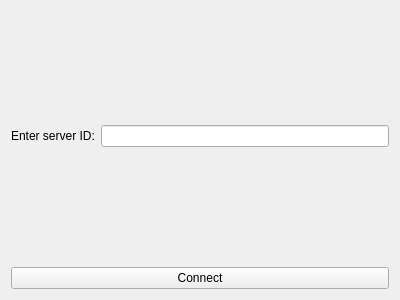
D00MSDAYYY/MAKIAVELLI, file src/GUI/Launch_Window/Client_Launch/client_launch.ui: the form before one commit.
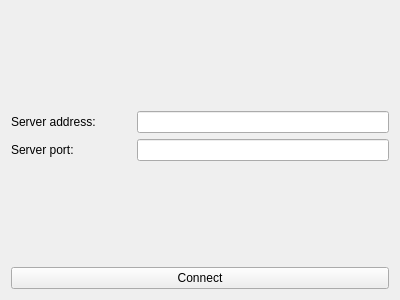
The form after the commit.

The edit to the form file:
```diff
--- a/src/GUI/Launch_Window/Client_Launch/client_launch.ui
+++ b/src/GUI/Launch_Window/Client_Launch/client_launch.ui
@@ -32,9 +32,15 @@
      <item>
       <layout class="QHBoxLayout" name="horizontalLayout">
        <item>
-        <widget class="QLabel" name="label">
+        <widget class="QLabel" name="address_label">
+         <property name="minimumSize">
+          <size>
+           <width>120</width>
+           <height>0</height>
+          </size>
+         </property>
          <property name="text">
-          <string>Enter server ID:</string>
+          <string>Server address:</string>
          </property>
         </widget>
        </item>
@@ -43,6 +49,26 @@
        </item>
       </layout>
      </item>
+     <item>
+      <layout class="QHBoxLayout" name="horizontalLayout_2">
+       <item>
+        <widget class="QLabel" name="id_label">
+         <property name="minimumSize">
+          <size>
+           <width>120</width>
+           <height>0</height>
+          </size>
+         </property>
+         <property name="text">
+          <string>Server port:</string>
+         </property>
+        </widget>
+       </item>
+       <item>
+        <widget class="QLineEdit" name="id_edit"/>
+       </item>
+      </layout>
+     </item>
      <item>
       <spacer name="verticalSpacer_2">
        <property name="orientation">
```
